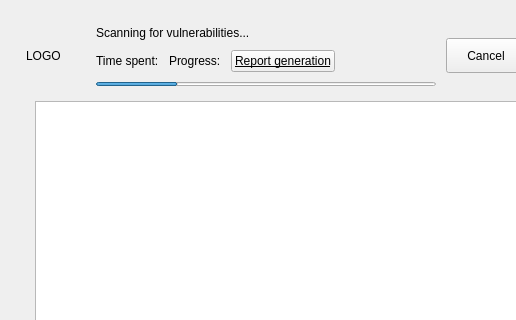
The window that plugins/gui/vulnerability/vulnerability-page.ui (openeuler-mirror/ks-ssr) describes before a commit, drawn with Qt 5; both pictures show x 0 to 516 and y 0 to 320 of the 912 by 471 pixel window.
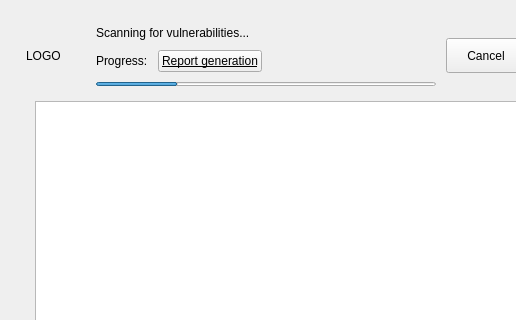
The same window after the commit. Custom widgets are drawn as their Qt base class.

Commit message: fix（vulnerability）：modify label m label curinfomore time - 漏洞列表去除状态,进度使用总进度

Diff of the .ui file:
```diff
--- a/plugins/gui/vulnerability/vulnerability-page.ui
+++ b/plugins/gui/vulnerability/vulnerability-page.ui
@@ -438,14 +438,7 @@
                </property>
               </widget>
              </item>
-             <item row="0" column="0">
-              <widget class="QLabel" name="m_labelCurInfoMore">
-               <property name="text">
-                <string>Time spent:</string>
-               </property>
-              </widget>
-             </item>
-             <item row="0" column="3">
+             <item row="0" column="4">
               <spacer name="horizontalSpacer">
                <property name="orientation">
                 <enum>Qt::Horizontal</enum>
```
